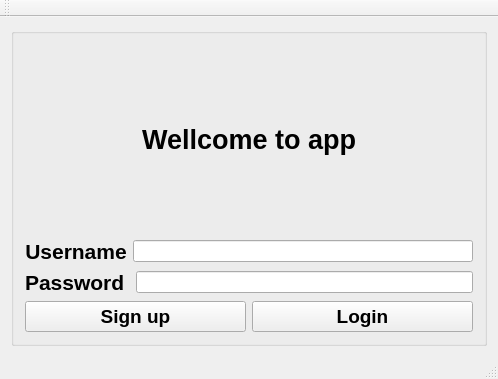
First picture: the form in mainwindow.ui, repository ducndc/App, before the edit.
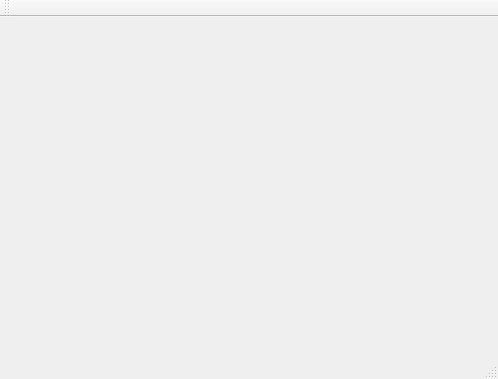
Second picture: the form after the edit.

Commit message: [App-3]<feature>[UI]: create login page, signup page, food page

What changed in the file:
```diff
--- a/mainwindow.ui
+++ b/mainwindow.ui
@@ -14,130 +14,7 @@
    <string>App</string>
   </property>
   <widget class="QWidget" name="centralWidget">
-   <layout class="QHBoxLayout" name="horizontalLayout_5">
-    <item>
-     <widget class="QGroupBox" name="groupBox">
-      <property name="title">
-       <string/>
-      </property>
-      <layout class="QHBoxLayout" name="horizontalLayout_4">
-       <item>
-        <layout class="QVBoxLayout" name="verticalLayout">
-         <item>
-          <widget class="QLabel" name="label">
-           <property name="enabled">
-            <bool>true</bool>
-           </property>
-           <property name="font">
-            <font>
-             <pointsize>20</pointsize>
-             <weight>75</weight>
-             <bold>true</bold>
-            </font>
-           </property>
-           <property name="text">
-            <string>Wellcome to app</string>
-           </property>
-           <property name="alignment">
-            <set>Qt::AlignCenter</set>
-           </property>
-          </widget>
-         </item>
-         <item>
-          <layout class="QVBoxLayout" name="verticalLayout_2">
-           <item>
-            <layout class="QHBoxLayout" name="horizontalLayout_2">
-             <item>
-              <widget class="QLabel" name="username">
-               <property name="font">
-                <font>
-                 <pointsize>16</pointsize>
-                 <weight>75</weight>
-                 <bold>true</bold>
-                 <kerning>true</kerning>
-                </font>
-               </property>
-               <property name="text">
-                <string>Username</string>
-               </property>
-               <property name="alignment">
-                <set>Qt::AlignCenter</set>
-               </property>
-              </widget>
-             </item>
-             <item>
-              <widget class="QLineEdit" name="usernameLineEdit"/>
-             </item>
-            </layout>
-           </item>
-           <item>
-            <layout class="QHBoxLayout" name="horizontalLayout">
-             <item>
-              <widget class="QLabel" name="password">
-               <property name="font">
-                <font>
-                 <pointsize>16</pointsize>
-                 <weight>75</weight>
-                 <bold>true</bold>
-                </font>
-               </property>
-               <property name="text">
-                <string>Password </string>
-               </property>
-              </widget>
-             </item>
-             <item>
-              <widget class="QLineEdit" name="passwordLineEdit">
-               <property name="enabled">
-                <bool>true</bool>
-               </property>
-               <property name="echoMode">
-                <enum>QLineEdit::Password</enum>
-               </property>
-              </widget>
-             </item>
-            </layout>
-           </item>
-           <item>
-            <layout class="QHBoxLayout" name="horizontalLayout_3">
-             <item>
-              <widget class="QPushButton" name="pushSignUpButton">
-               <property name="font">
-                <font>
-                 <pointsize>14</pointsize>
-                 <weight>75</weight>
-                 <bold>true</bold>
-                </font>
-               </property>
-               <property name="text">
-                <string>Sign up</string>
-               </property>
-              </widget>
-             </item>
-             <item>
-              <widget class="QPushButton" name="pushLoginButton">
-               <property name="font">
-                <font>
-                 <pointsize>14</pointsize>
-                 <weight>75</weight>
-                 <bold>true</bold>
-                </font>
-               </property>
-               <property name="text">
-                <string>Login</string>
-               </property>
-              </widget>
-             </item>
-            </layout>
-           </item>
-          </layout>
-         </item>
-        </layout>
-       </item>
-      </layout>
-     </widget>
-    </item>
-   </layout>
+   <layout class="QHBoxLayout" name="horizontalLayout_5"/>
   </widget>
   <widget class="QMenuBar" name="menuBar">
    <property name="geometry">
```
The commit also changes 25 other files.
